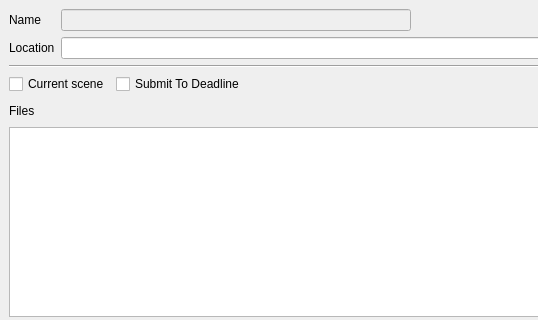
Before: the Qt Designer form ui/bundle.ui in iceanimations/SceneBundle, drawn with Qt 5; both pictures show x 0 to 538 and y 0 to 320 of the 770 by 420 pixel window.
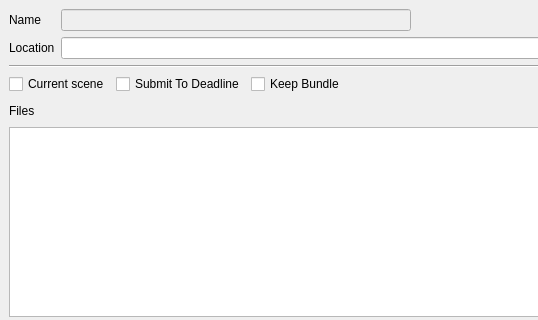
After: the same form once the commit is applied.

Commit message: Option to delete or keep the bundle file

Patch:
```diff
--- a/ui/bundle.ui
+++ b/ui/bundle.ui
@@ -118,6 +118,19 @@
         </property>
        </widget>
       </item>
+      <item>
+       <widget class="QCheckBox" name="keepBundleButton">
+        <property name="enabled">
+         <bool>true</bool>
+        </property>
+        <property name="text">
+         <string>Keep Bundle</string>
+        </property>
+        <property name="checked">
+         <bool>false</bool>
+        </property>
+       </widget>
+      </item>
       <item>
        <spacer name="horizontalSpacer">
         <property name="orientation">
```
The commit also changes 1 other file.
